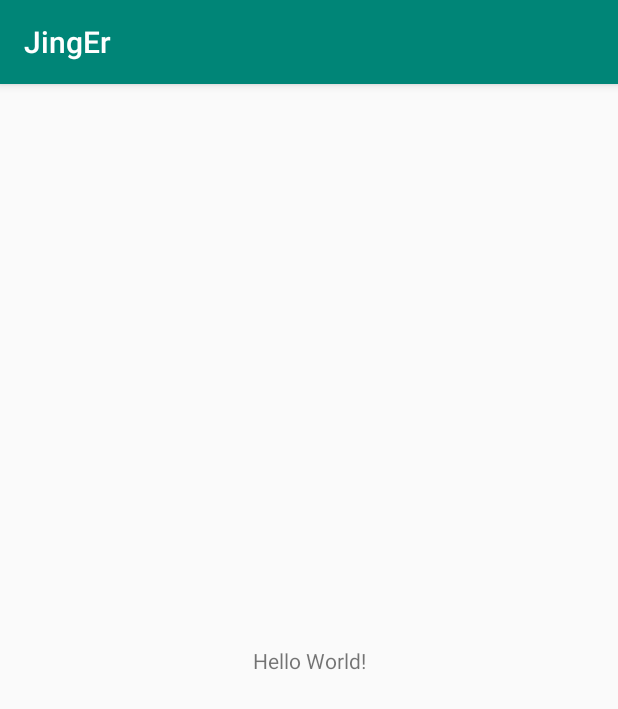
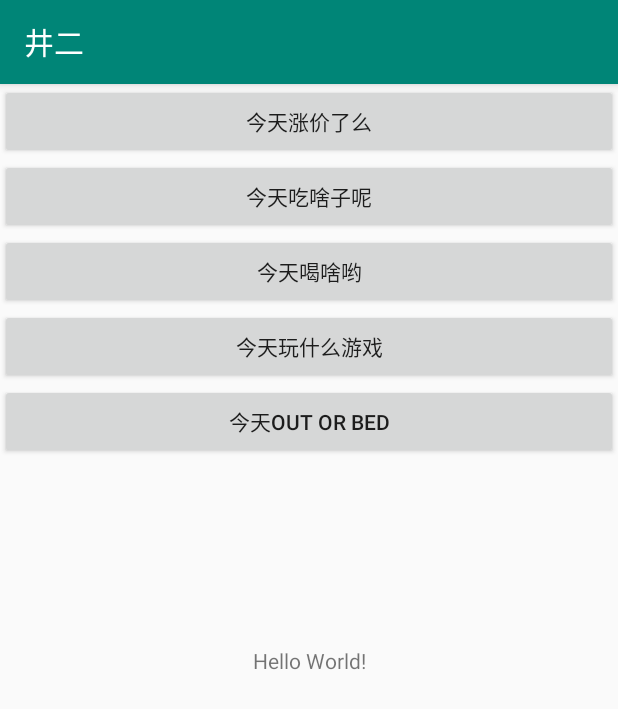
Before and after one commit to SakyaZsl/JingEr, an Android app: the screen it shows after launch (MainActivity), on a phone screen of 412 x 824 dp. Shown: the top 709 px of the screen. Run offline under Robolectric (Android 15) with nearby library versions, the light colour scheme and no system bars.

Commit message:
第一次提交

```diff
--- a/app/build.gradle
+++ b/app/build.gradle
@@ -1,4 +1,6 @@
 apply plugin: 'com.android.application'
+apply plugin: 'kotlin-android'
+apply plugin: 'kotlin-android-extensions'
 
 android {
     compileSdkVersion 29
@@ -17,6 +19,10 @@ android {
             proguardFiles getDefaultProguardFile('proguard-android-optimize.txt'), 'proguard-rules.pro'
         }
     }
+
+    sourceSets {
+        main.java.srcDirs += 'src/main/kotlin'
+    }
 }
 
 dependencies {
@@ -26,4 +32,5 @@ dependencies {
     testImplementation 'junit:junit:4.12'
     androidTestImplementation 'androidx.test.ext:junit:1.1.0'
     androidTestImplementation 'androidx.test.espresso:espresso-core:3.1.1'
+    implementation "org.jetbrains.kotlin:kotlin-stdlib:$kotlin_version"
 }
--- a/app/src/main/AndroidManifest.xml
+++ b/app/src/main/AndroidManifest.xml
@@ -4,9 +4,8 @@
 
     <application
         android:allowBackup="true"
-        android:icon="@mipmap/ic_launcher"
+        android:icon="@mipmap/logo"
         android:label="@string/app_name"
-        android:roundIcon="@mipmap/ic_launcher_round"
         android:supportsRtl="true"
         android:theme="@style/AppTheme">
         <activity android:name=".MainActivity">
--- a/app/src/main/res/layout/activity_main.xml
+++ b/app/src/main/res/layout/activity_main.xml
@@ -15,4 +15,43 @@
         app:layout_constraintRight_toRightOf="parent"
         app:layout_constraintTop_toTopOf="parent" />
 
+
+    <Button
+        android:text="今天涨价了么"
+        app:layout_constraintTop_toTopOf="parent"
+        android:id="@+id/btn_how_much"
+        android:layout_width="match_parent"
+        android:layout_height="50dp"/>
+
+    <Button
+        android:text="今天吃啥子呢"
+        app:layout_constraintTop_toBottomOf="@+id/btn_how_much"
+        android:id="@+id/btn_eat_what"
+        android:layout_width="match_parent"
+        android:layout_height="50dp"/>
+
+
+    <Button
+        android:text="今天喝啥哟"
+        app:layout_constraintTop_toBottomOf="@+id/btn_eat_what"
+        android:id="@+id/btn_drink_what"
+        android:layout_width="match_parent"
+        android:layout_height="50dp"/>
+
+    <Button
+        android:text="今天玩什么游戏"
+        app:layout_constraintTop_toBottomOf="@+id/btn_drink_what"
+        android:id="@+id/btn_play_what"
+        android:layout_width="match_parent"
+        android:layout_height="50dp"/>
+
+
+    <Button
+        android:text="今天out or bed"
+        app:layout_constraintTop_toBottomOf="@+id/btn_play_what"
+        android:id="@+id/btn_enjoy_what"
+        android:layout_width="match_parent"
+        android:layout_height="50dp"/>
+
+
 </androidx.constraintlayout.widget.ConstraintLayout>
--- a/app/src/main/res/values/strings.xml
+++ b/app/src/main/res/values/strings.xml
@@ -1,3 +1,3 @@
 <resources>
-    <string name="app_name">JingEr</string>
+    <string name="app_name">井二</string>
 </resources>
--- a/build.gradle
+++ b/build.gradle
@@ -1,6 +1,7 @@
 // Top-level build file where you can add configuration options common to all sub-projects/modules.
 
 buildscript {
+    ext.kotlin_version = '1.3.70'
     repositories {
         google()
         jcenter()
@@ -8,7 +9,7 @@ buildscript {
     }
     dependencies {
         classpath 'com.android.tools.build:gradle:3.5.2'
-
+        classpath "org.jetbrains.kotlin:kotlin-gradle-plugin:$kotlin_version"
         // NOTE: Do not place your application dependencies here; they belong
         // in the individual module build.gradle files
     }
```
Also changed, not shown: app/src/main/res/mipmap-xxhdpi/logo.png (added), 2 other files.
